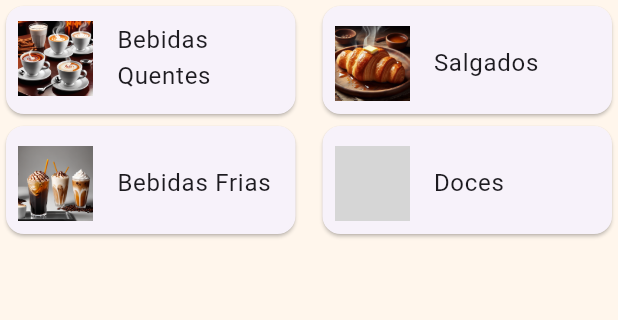
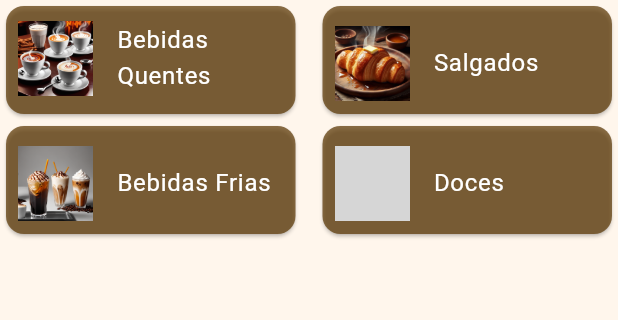
Before and after one commit to Julesz1/CaJu_Ltda, a Flutter app: the screen it shows after launch, on a phone screen of 412 x 824 dp, the part 120-440 px from its top. Run offline on Flutter 3.47's test engine with Material 3 defaults, Android fonts, the phone set to English and light mode, and no system bars; our stand-ins replace device_preview; Roboto replaces fonts that are missing (Arial); grey boxes are pictures that could not be loaded.

Commit message:
Criei a classe "Pratos" com as informações que cada produto vai conter e também a classe "Cafeteria" com a lista dos produtos que estarão no app. Já coloquei todos os produtos, suas imagens e descrições. Nesse momento, faço commit de uma tentativa de exibir os produtos bebias quentes na view bebiasquentes.

```diff
--- a/lib/views/cardapio.dart
+++ b/lib/views/cardapio.dart
@@ -61,6 +61,7 @@ class _CardapioState extends State<Cardapio> {
                         height: 80,
                         width: 150,
                         child:  Card(
+                          color: Color.fromARGB(185, 94, 58, 6),
                           child: ListTile(
                             contentPadding: EdgeInsets.symmetric(vertical:3, horizontal: 8),
                             leading: Image.asset(
@@ -69,7 +70,12 @@ class _CardapioState extends State<Cardapio> {
                               height: 50,
                               fit: BoxFit.cover,
                               ),
-                              title: Text('Bebidas Quentes'),
+                              title: Text(
+                                'Bebidas Quentes',
+                                style: TextStyle(
+                                  color: Colors.white,
+                                ),
+                                ),
                               onTap: () {
                                 Navigator.pushNamed(context, 'bebidasQuentes');
                               },
@@ -80,6 +86,7 @@ class _CardapioState extends State<Cardapio> {
                         height: 80,
                         width: 150,
                         child: Card(
+                          color: Color.fromARGB(185, 94, 58, 6),
                           child: ListTile(
                             contentPadding: EdgeInsets.symmetric(vertical: 10, horizontal: 8),
                             leading: Image.asset(
@@ -88,7 +95,12 @@ class _CardapioState extends State<Cardapio> {
                               height: 50,
                               fit: BoxFit.cover,
                             ),
-                            title: Text('Bebidas Frias'),
+                            title: Text(
+                              'Bebidas Frias',
+                              style: TextStyle(
+                                color: Colors.white,
+                              ),
+                              ),
                             onTap: () {
                               Navigator.pushNamed(context, 'bebidasFrias');
                             },
@@ -112,6 +124,7 @@ class _CardapioState extends State<Cardapio> {
                         height: 80,
                         width: 150,
                         child: Card(
+                          color: Color.fromARGB(185, 94, 58, 6),
                           child: ListTile(
                             contentPadding: EdgeInsets.symmetric(vertical: 10, horizontal: 8),
                             leading: Image.asset(
@@ -120,7 +133,12 @@ class _CardapioState extends State<Cardapio> {
                               height: 50,
                               fit: BoxFit.cover,
                             ),
-                            title: Text('Salgados'),
+                            title: Text(
+                              'Salgados',
+                              style: TextStyle(
+                                color: Colors.white,
+                              ),
+                              ),
                             onTap: () {
                               Navigator.pushNamed(context, 'salgados');
                             },
@@ -131,6 +149,7 @@ class _CardapioState extends State<Cardapio> {
                         height: 80,
                         width: 150,
                         child: Card(
+                          color: Color.fromARGB(185, 94, 58, 6),
                           child: ListTile(
                             contentPadding: EdgeInsets.symmetric(vertical: 10, horizontal: 8),
                             leading: Image.asset(
@@ -139,7 +158,12 @@ class _CardapioState extends State<Cardapio> {
                               height: 50,
                               fit: BoxFit.cover,
                             ),
-                            title: Text('Doces'),
+                            title: Text(
+                              'Doces',
+                              style: TextStyle(
+                                color: Colors.white
+                              ),
+                              ),
                             onTap: () {
                               Navigator.pushNamed(context, 'doces');
                             },
```
